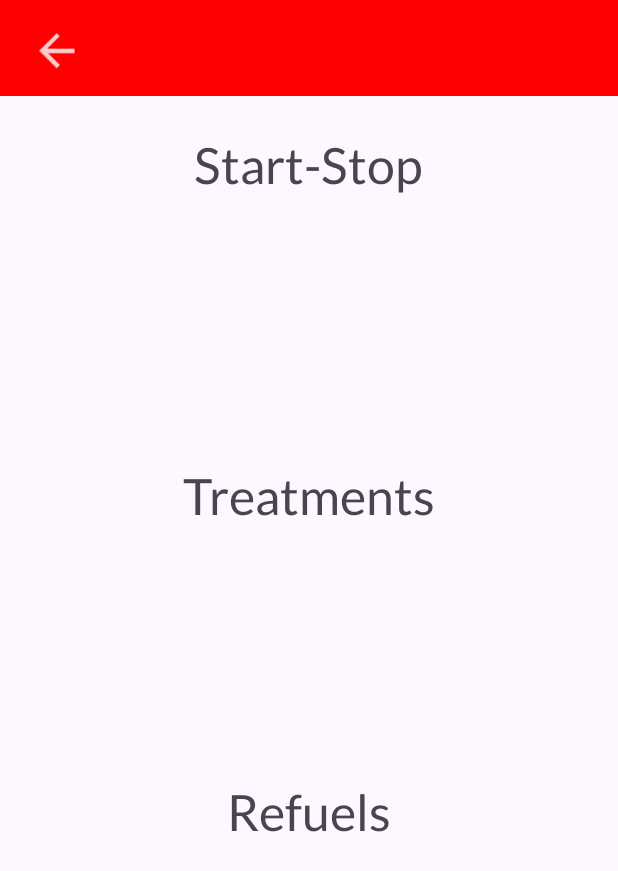
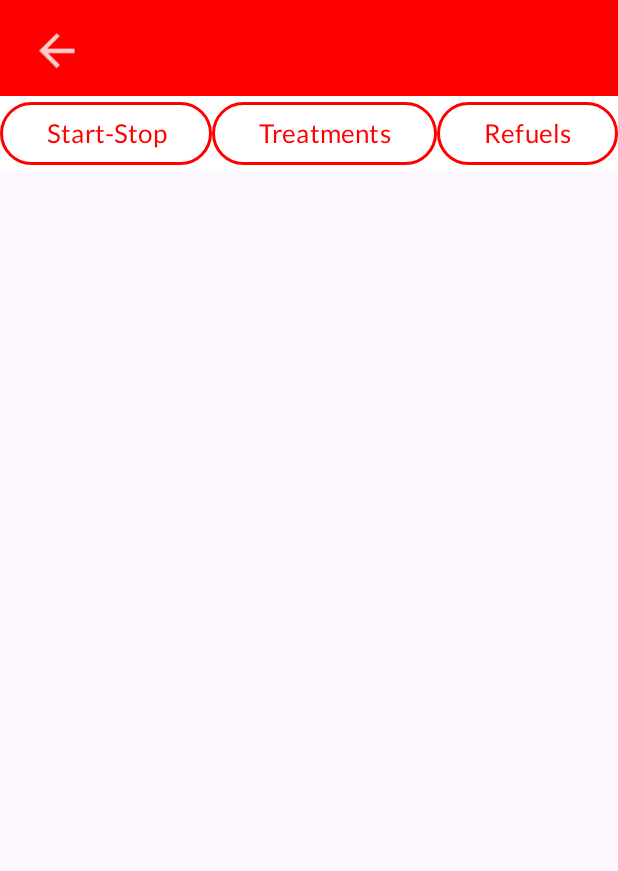
Before and after one commit to Aviost111/AutoTrack, an Android app: the EmployeeHistoryActivity screen opened directly, with no data from a screen before it, on a phone screen of 412 x 824 dp. Shown: the top 871 px of the screen. Run offline under Robolectric (Android 15) with nearby library versions, the light colour scheme and no system bars; our stand-ins replace Firebase (no records; nobody signed in at launch, a user with empty details on screens opened directly); Roboto replaces fonts that are not available here.

Commit message:
Style activity_employee_history.xml

```diff
--- a/app/src/main/java/com/example/autotrack/EmployeeHistoryActivity.java
+++ b/app/src/main/java/com/example/autotrack/EmployeeHistoryActivity.java
@@ -26,6 +26,9 @@ public class EmployeeHistoryActivity extends AppCompatActivity {
     private String employeeId;
     private String companyId;
 
+    private ListView listViewStartStop;
+    private ListView listViewTreatments;
+    private ListView listViewRefuels;
 
     @Override
     protected void onCreate(Bundle savedInstanceState) {
@@ -49,16 +52,51 @@ public class EmployeeHistoryActivity extends AppCompatActivity {
         // Access a Cloud Firestore instance
         FirebaseFirestore db = FirebaseFirestore.getInstance();
 
-        // Find ListViews in the layout
-        ListView listViewStartStop = findViewById(R.id.listViewStartStop);
-        ListView listViewTreatments = findViewById(R.id.listViewTreatments);
-        ListView listViewRefuels = findViewById(R.id.listViewRefuels);
+        // Initialize ListViews
+        listViewStartStop = findViewById(R.id.listViewStartStop);
+        listViewTreatments = findViewById(R.id.listViewTreatments);
+        listViewRefuels = findViewById(R.id.listViewRefuels);
+
+        // Set initial visibility to GONE
+        listViewStartStop.setVisibility(View.VISIBLE);
+        listViewTreatments.setVisibility(View.GONE);
+        listViewRefuels.setVisibility(View.GONE);
 
 
         // Retrieve and populate treatments, refuels and start-stop data
         retrieveAndPopulateData("start-stop", listViewStartStop);
         retrieveAndPopulateData("treatments", listViewTreatments);
         retrieveAndPopulateData("refuels", listViewRefuels);
+
+    }
+
+    // Click handler for Start-Stop TextView
+    public void onStartStopClicked(View view) {
+        toggleListViewVisibility(listViewStartStop);
+    }
+
+    // Click handler for Treatments TextView
+    public void onTreatmentsClicked(View view) {
+        toggleListViewVisibility(listViewTreatments);
+    }
+
+    // Click handler for Refuels TextView
+    public void onRefuelsClicked(View view) {
+        toggleListViewVisibility(listViewRefuels);
+    }
+
+    private void toggleListViewVisibility(ListView listView) {
+        //set all listViews to GONE except the one that was clicked
+        if (listView != listViewStartStop) {
+            listViewStartStop.setVisibility(View.GONE);
+        }
+        if (listView != listViewTreatments) {
+            listViewTreatments.setVisibility(View.GONE);
+        }
+        if (listView != listViewRefuels) {
+            listViewRefuels.setVisibility(View.GONE);
+        }
+        listView.setVisibility(View.VISIBLE);
 
     }
 
@@ -109,7 +147,7 @@ public class EmployeeHistoryActivity extends AppCompatActivity {
                                     // Append the field and value with appropriate formatting
                                     data.append(innerEntry.getKey()).append(": ").append(innerEntry.getValue()).append("\n");
                                 }
-                                dataList.add("Date: " +formattedDateTime + " \n" + data);
+                                dataList.add("Date: " + formattedDateTime + " \n" + data);
                                 // Clear the StringBuilder for the next iteration
                                 data.setLength(0);
                             }
@@ -118,7 +156,7 @@ public class EmployeeHistoryActivity extends AppCompatActivity {
                             ArrayAdapter<String> adapter = new ArrayAdapter<>(this,
                                     android.R.layout.simple_list_item_1, dataList);
                             listView.setAdapter(adapter);
-                        } else{
+                        } else {
                             // Handle the case when the document doesn't exist
                             Toast.makeText(this, "Document does not exist", Toast.LENGTH_SHORT).show();
                         }
--- a/app/src/main/java/com/example/autotrack/VehicleHistoryActivity.java
+++ b/app/src/main/java/com/example/autotrack/VehicleHistoryActivity.java
@@ -27,6 +27,11 @@ public class VehicleHistoryActivity extends AppCompatActivity {
     private String companyId;
 
 
+    private ListView listViewStartStop;
+    private ListView listViewTreatments;
+    private ListView listViewRefuels;
+
+
     @Override
     protected void onCreate(Bundle savedInstanceState) {
         super.onCreate(savedInstanceState);
@@ -41,9 +46,14 @@ public class VehicleHistoryActivity extends AppCompatActivity {
         FirebaseFirestore db = FirebaseFirestore.getInstance();
 
         // Find ListViews in the layout
-        ListView listViewStartStop = findViewById(R.id.listViewStartStop);
-        ListView listViewTreatments = findViewById(R.id.listViewTreatments);
-        ListView listViewRefuels = findViewById(R.id.listViewRefuels);
+        listViewStartStop = findViewById(R.id.listViewStartStop);
+        listViewTreatments = findViewById(R.id.listViewTreatments);
+        listViewRefuels = findViewById(R.id.listViewRefuels);
+
+        // Set initial visibility to GONE
+        listViewStartStop.setVisibility(View.GONE);
+        listViewTreatments.setVisibility(View.GONE);
+        listViewRefuels.setVisibility(View.GONE);
 
         Button backButton = findViewById(R.id.btnBack);
         backButton.setOnClickListener(view -> {
@@ -76,6 +86,26 @@ public class VehicleHistoryActivity extends AppCompatActivity {
                         Log.e("Firestore", "Error getting document: ", task.getException());
                     }
                 });
+    }
+
+    public void onStartStopClicked(View view) {
+        toggleListViewVisibility(listViewStartStop);
+    }
+
+    public void onTreatmentsClicked(View view) {
+        toggleListViewVisibility(listViewTreatments);
+    }
+
+    public void onRefuelsClicked(View view) {
+        toggleListViewVisibility(listViewRefuels);
+    }
+
+    private void toggleListViewVisibility(ListView listView) {
+        if (listView.getVisibility() == View.VISIBLE) {
+            listView.setVisibility(View.GONE);
+        } else {
+            listView.setVisibility(View.VISIBLE);
+        }
     }
 
     private void retrieveAndPopulateData(String subcollectionName, ListView listView) {
@@ -123,7 +153,7 @@ public class VehicleHistoryActivity extends AppCompatActivity {
                                 // Iterate over the entries of the inner map
                                 for (Map.Entry<String, Object> innerEntry : innerMap.entrySet()) {
                                     // Append the field and value with appropriate formatting
-                                    data.append(innerEntry.getKey().substring(0, 1).toUpperCase() + innerEntry.getKey().substring(1).replace("_" ," ")).append(": ").append(innerEntry.getValue()).append("\n");
+                                    data.append(innerEntry.getKey().substring(0, 1).toUpperCase() + innerEntry.getKey().substring(1).replace("_", " ")).append(": ").append(innerEntry.getValue()).append("\n");
                                 }
 
                                 dataList.add("Date: " + formattedDateTime + "\n" + data);
@@ -146,4 +176,5 @@ public class VehicleHistoryActivity extends AppCompatActivity {
                 });
     }
 
+
 }
--- a/app/src/main/res/layout/activity_employee_history.xml
+++ b/app/src/main/res/layout/activity_employee_history.xml
@@ -1,9 +1,8 @@
-<?xml version="1.0" encoding="utf-8"?>
-<!-- activity_vehicle_history.xml -->
+<?xml version="1.0" encoding="utf-8"?><!-- activity_vehicle_history.xml -->
 <RelativeLayout xmlns:android="http://schemas.android.com/apk/res/android"
+    xmlns:app="http://schemas.android.com/apk/res-auto"
     android:layout_width="match_parent"
-    android:layout_height="match_parent"
-    xmlns:app="http://schemas.android.com/apk/res-auto">
+    android:layout_height="match_parent">
 
 
     <!-- Toolbar -->
@@ -27,71 +26,95 @@
         app:iconSize="28dp"
         app:iconTint="@color/white" />
 
+    <LinearLayout
+        android:id="@+id/linearLayoutButtons"
+        android:layout_width="match_parent"
+        android:layout_height="50dp"
+        android:layout_below="@id/toolbar"
+        android:background="@color/white"
+        android:orientation="horizontal">
 
-    <TextView
-        android:id="@+id/textViewStartStop"
-        android:layout_width="wrap_content"
-        android:layout_height="wrap_content"
-        android:text="Start-Stop"
-        android:layout_below="@id/toolbar"
-        android:textSize="33sp"
-        android:layout_centerHorizontal="true"
-        android:layout_marginTop="25dp"/>
+        <Button
+            android:id="@+id/textViewStartStop"
+            android:layout_width="wrap_content"
+            android:layout_height="match_parent"
+            android:layout_weight="0.3"
+            android:backgroundTint="#FFFFFF"
+            android:onClick="onStartStopClicked"
+            android:text="Start-Stop"
+            android:textColor="@color/red"
+            android:textSize="17sp"
+            app:strokeColor="@color/red"
+            app:strokeWidth="2dp" />
+
+        <Button
+            android:id="@+id/textViewTreatments"
+            android:layout_width="wrap_content"
+            android:layout_height="match_parent"
+            android:onClick="onTreatmentsClicked"
+            android:text="Treatments"
+            android:backgroundTint="@color/white"
+            android:layout_weight="0.3"
+            android:textColor="@color/red"
+            android:textSize="17sp"
+            app:strokeColor="@color/red"
+            app:strokeWidth="2dp"/>
+
+        <Button
+            android:id="@+id/textViewRefuels"
+            android:layout_width="wrap_content"
+            android:layout_height="match_parent"
+            android:onClick="onRefuelsClicked"
+            android:text="Refuels"
+            android:backgroundTint="@color/white"
+            android:layout_weight="0.3"
+            android:textColor="@color/red"
+            android:textSize="17sp"
+            app:strokeColor="@color/red"
+            app:strokeWidth="2dp"/>
+
+    </LinearLayout>
+
 
     <ListView
         android:id="@+id/listViewStartStop"
         android:layout_width="wrap_content"
-        android:layout_height="130dp"
-        android:layout_below="@+id/textViewStartStop"
+        android:layout_height="match_parent"
+        android:layout_below="@+id/linearLayoutButtons"
+        android:layout_alignParentStart="true"
         android:layout_centerHorizontal="true"
-        android:layout_alignParentStart="true"
         android:layout_marginStart="10dp"
+        android:layout_marginTop="20dp"
         android:layout_marginEnd="10dp"
-        android:layout_marginTop="20dp"
-        android:scrollbars="vertical"/>
+        android:scrollbars="vertical">
 
-    <TextView
-        android:id="@+id/textViewTreatments"
-        android:layout_width="wrap_content"
-        android:layout_height="wrap_content"
-        android:layout_below="@+id/listViewStartStop"
-        android:text="Treatments"
-        android:textSize="33sp"
-        android:layout_centerHorizontal="true"
-        android:layout_marginTop="30dp"/>
+    </ListView>
+
 
     <ListView
         android:id="@+id/listViewTreatments"
         android:layout_width="wrap_content"
-        android:layout_height="130dp"
-        android:layout_below="@+id/textViewTreatments"
+        android:layout_height="match_parent"
+        android:layout_below="@+id/linearLayoutButtons"
+        android:layout_alignParentStart="true"
         android:layout_centerHorizontal="true"
-        android:layout_alignParentStart="true"
         android:layout_marginStart="10dp"
+        android:layout_marginTop="20dp"
         android:layout_marginEnd="10dp"
-        android:layout_marginTop="20dp"
-        android:scrollbars="vertical"/>
-
-    <TextView
-        android:id="@+id/textViewRefuels"
-        android:layout_width="wrap_content"
-        android:layout_height="wrap_content"
-        android:layout_below="@+id/listViewTreatments"
-        android:text="Refuels"
-        android:textSize="33sp"
-        android:layout_centerHorizontal="true"
-        android:layout_marginTop="20dp"/>
+        android:scrollbars="vertical"
+        android:visibility="gone" /> <!-- Initially hidden -->
 
     <ListView
         android:id="@+id/listViewRefuels"
         android:layout_width="wrap_content"
-        android:layout_height="130dp"
-        android:layout_below="@+id/textViewRefuels"
+        android:layout_height="match_parent"
+        android:layout_below="@+id/linearLayoutButtons"
+        android:layout_alignParentStart="true"
         android:layout_centerHorizontal="true"
-        android:layout_alignParentStart="true"
         android:layout_marginStart="10dp"
+        android:layout_marginTop="20dp"
         android:layout_marginEnd="10dp"
-        android:layout_marginTop="20dp"
-        android:scrollbars="vertical"/>
+        android:scrollbars="vertical"
+        android:visibility="gone" /> <!-- Initially hidden -->
 
 </RelativeLayout>
```
